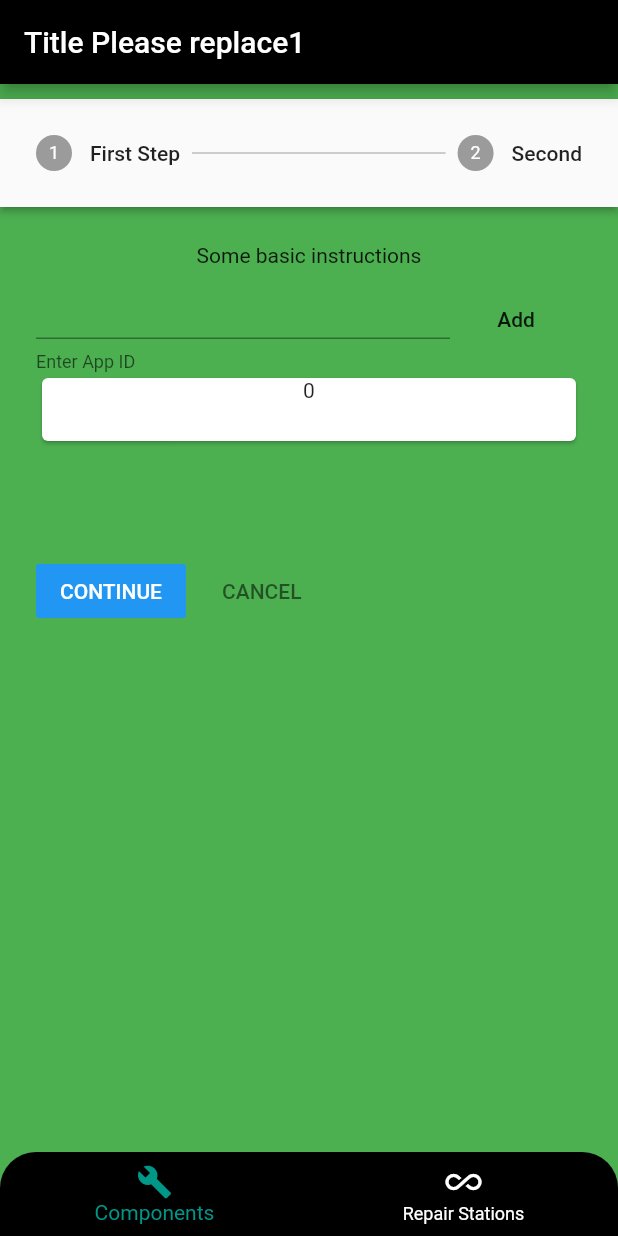
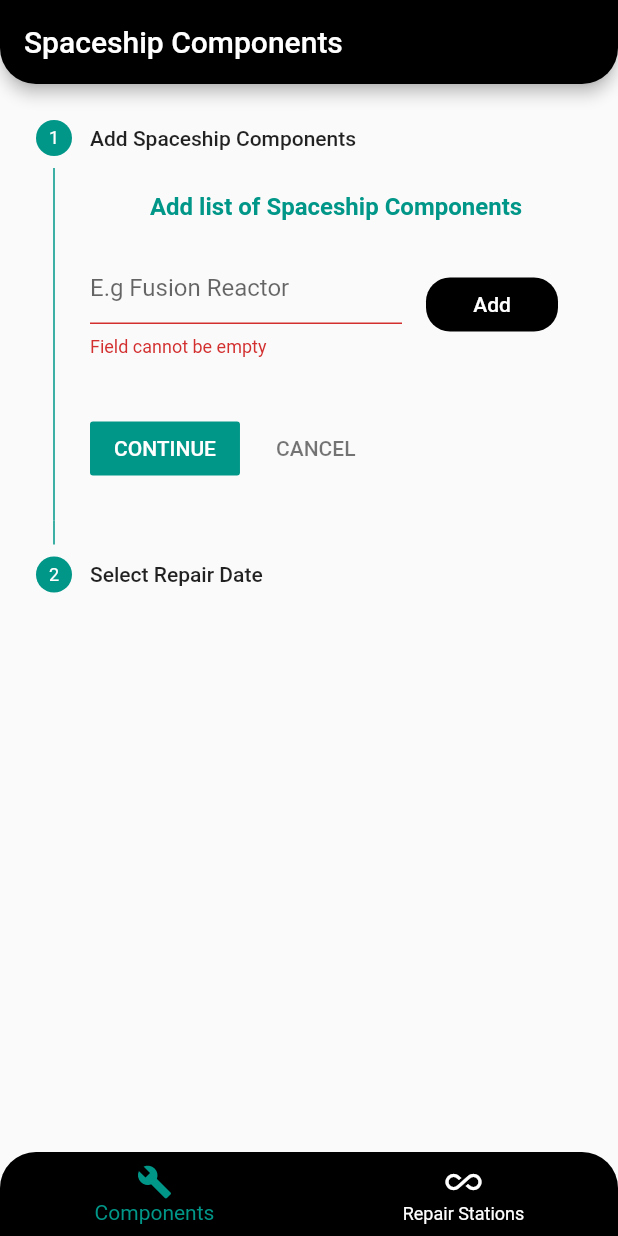
Before and after one commit to BogdanPintilei/SpaceFix, a Flutter app: the screen it shows after launch, after a tap on "Add", on a phone screen of 412 x 824 dp. Run offline on Flutter 3.47's test engine with Material 2 defaults, Android fonts, the phone set to English and light mode, and no system bars; our stand-ins replace flutter_datetime_picker; network calls fail.

Commit message:
Finish Functionality for Spaceship Components Screen

```diff
--- a/lib/AppCustomization/AppConfigurationCatalog.dart
+++ b/lib/AppCustomization/AppConfigurationCatalog.dart
@@ -5,11 +5,12 @@ class AppColors {
   // General App Colors
   static final Color mainBackgroundColor = Colors.white;
   static final Color mainFontColor = Colors.black;
-  static final Color titleFontColor = Colors.white;
+  static final Color titleColor = Colors.white;
   static final Color mainComponentColor = Colors.black;
   static final Color mainBackgroundColorTransparent = Colors.white60;
+  static final Color colouredFontColor = Colors.teal;
   static final Color cellBackgroundColor = Colors.teal;
-
+  static final Color transparent = Colors.transparent;
   // Tab Bar colors
   static final Color tabBarItemColor = Colors.white;
   static final Color selectedTabBarItemColor = Colors.teal;
@@ -17,16 +18,23 @@ class AppColors {
 
 /// Structure which holds general constants used throught the app
 class GeneralConstants {
+  static final double tinyEdgeInset = 2;
   static final double smallEdgeInset = 8;
   static final double mediumEdgeInset = 16;
   static final double genericNavigationButtonWidth =  64;
   static final double smallBorderRadius = 16;
   static final double mediumBorderRadius = 24;
   static final double cardCellEdgeInset = 160;
+  static final double smallButtonSize = 24;
+  static final double datePickerHeight = 240;
+  static final double dateButtonHeight = 48;
+  static final double smallIconSize = 18;
 }
 
 /// Structure which holds font sizes constants used throught the app
 class FontSizes {
+  static final double smallFontSize = 14;
   static final double mediumFontSize = 16;
-  static final double largeFontSize = 32;
+  static final double largeFontSize = 18;
+  static final double hugeFontSize = 32;
 }
--- a/lib/AppCustomization/StringCatalog.dart
+++ b/lib/AppCustomization/StringCatalog.dart
@@ -9,6 +9,16 @@ class MainStringCatalog {
 /// String Catalog used for SpaceshipComponents Widget
 class SpaceshipComponentsStringCatalog {
   static final String componentsWidgetTitle = 'Spaceship Components';
+  static final String step1 = "Add Spaceship Components";
+  static final String step1Instructions = "Add list of Spaceship Components";
+  static final String componentSuccestion = "Spaceship Component Name";
+  static final String step2 = "Select Repair Date";
+  static final String step2Instructions = "Select Date for fixing your spaceship";
+  static final String addComponent = "Add";
+  static final String textFieldHint = "E.g Fusion Reactor";
+  static final String errorText = "Field cannot be empty";
+  static final String emptyDate = "No Date Selected";
+  static final String changeDateButton = "Change";
 }
 
 /// String catalog used for RepairStations Widget
--- a/lib/Models/SpaceshipComponent.dart
+++ b/lib/Models/SpaceshipComponent.dart
@@ -0,0 +1,9 @@
+class SpaceshipComponent {
+
+  final String name;
+
+  //  Initializer
+
+  SpaceshipComponent(this.name);
+
+}
--- a/lib/RepairStations/RepairStationsView/RepairStationsSearchWidget.dart
+++ b/lib/RepairStations/RepairStationsView/RepairStationsSearchWidget.dart
@@ -25,7 +25,7 @@ class _RepairStationsSearchWidgetState extends State<RepairStationsSearchWidget>
       bottomLeft: Radius.circular(GeneralConstants.mediumBorderRadius),
       bottomRight: Radius.circular(GeneralConstants.mediumBorderRadius));
 
-  TextStyle _searchTextSytle = TextStyle(color: AppColors.titleFontColor);
+  TextStyle _searchTextSytle = TextStyle(color: AppColors.titleColor);
 
   // Private methods
 
--- a/lib/RepairStations/RepairStationsView/RepairStationsTableViewWidget.dart
+++ b/lib/RepairStations/RepairStationsView/RepairStationsTableViewWidget.dart
@@ -59,7 +59,7 @@ class _RepairStationTableviewWidgetState extends State<RepairStationTableviewWid
                   Text(
                     station.name,
                     style: TextStyle(
-                      fontSize: FontSizes.largeFontSize,
+                      fontSize: FontSizes.hugeFontSize,
                       fontWeight: FontWeight.bold,
                     ),
                   ),
--- a/lib/RepairStations/RepairStationsView/RepairStationsWidget.dart
+++ b/lib/RepairStations/RepairStationsView/RepairStationsWidget.dart
@@ -85,7 +85,7 @@ class _RepairStationsContentWidgetState
         title: Text(
           RepairStationsStringCatalog.repairStationsWidgetTitle,
           style: TextStyle(
-            color: AppColors.titleFontColor,
+            color: AppColors.titleColor,
           ),
         ),
         actions: <Widget>[_childPopup()],
--- a/lib/RepairStations/RepairStationsViewModel/RepairStationsViewModel.dart
+++ b/lib/RepairStations/RepairStationsViewModel/RepairStationsViewModel.dart
@@ -1,4 +1,4 @@
-import 'package:flutter/cupertino.dart';
+import 'package:flutter/material.dart';
 import 'package:SpaceFix/Models/RepairStation.dart';
 import 'package:SpaceFix/Repository/SpaceFixRepository.dart';
 import 'RepairStationsViewModelInterface.dart';
--- a/lib/SpaceFixMainContainer/SpacefixMainContainer.dart
+++ b/lib/SpaceFixMainContainer/SpacefixMainContainer.dart
@@ -1,3 +1,4 @@
+import 'package:SpaceFix/AppCustomization/AppConfigurationCatalog.dart';
 import 'package:flutter/material.dart';
 import 'package:SpaceFix/SpaceFixMainContainer/TabBarContainer.dart';
 
@@ -7,6 +8,9 @@ class SpaceFixApp extends StatelessWidget {
   Widget build(BuildContext context) {
     return MaterialApp(
       debugShowCheckedModeBanner: false,
+      theme: ThemeData(
+        primarySwatch: AppColors.cellBackgroundColor,
+      ),
       home: TabBarContainerWidget(),
     );
   }
--- a/lib/SpaceFixMainContainer/TabBarContainer.dart
+++ b/lib/SpaceFixMainContainer/TabBarContainer.dart
@@ -22,7 +22,7 @@ class _TabBarContainerWidgetState extends State<TabBarContainerWidget> {
   /// Widget List associated for tab bar items
   static List<Widget> _widgetOptions = <Widget>[
     SpaceshipComponentsWidget(),
-    RepairStationsWidget()
+    ProvidedRepairStationWidget()
   ];
 
   /*
@@ -81,13 +81,25 @@ class _TabBarContainerWidgetState extends State<TabBarContainerWidget> {
   Widget build(BuildContext context) {
     return Scaffold(
       extendBody: true,
-      body: ChangeNotifierProvider<RepairStationsViewModel>(
-        create: (BuildContext context) { return RepairStationsViewModel(); },
-        child: Center(
+      body: Container(
           child: _widgetOptions.elementAt(_selectedIndex),
         ),
-      ),
       bottomNavigationBar: _bottomNavigationBar(),
     );
   }
 }
+
+class ProvidedRepairStationWidget extends StatefulWidget {
+  @override
+  _ProvidedRepairStationWidgetState createState() => _ProvidedRepairStationWidgetState();
+}
+
+class _ProvidedRepairStationWidgetState extends State<ProvidedRepairStationWidget> {
+  @override
+  Widget build(BuildContext context) {
+    return ChangeNotifierProvider<RepairStationsViewModel>(
+        create: (BuildContext context) { return RepairStationsViewModel(); },
+        child: RepairStationsWidget()
+    );
+  }
+}
--- /dev/null
+++ b/lib/SpaceshipComponents/SpaceshipComponentsDateWidget.dart
@@ -0,0 +1,94 @@
+import 'package:SpaceFix/AppCustomization/AppConfigurationCatalog.dart';
+import 'package:SpaceFix/AppCustomization/StringCatalog.dart';
+import 'package:flutter_datetime_picker/flutter_datetime_picker.dart';
+import 'package:flutter/material.dart';
+
+class SpaceshipComponentsDateWidget extends StatefulWidget {
+
+  @override
+  _SpaceshipComponentsDateWidgetState createState() => _SpaceshipComponentsDateWidgetState();
+}
+
+class _SpaceshipComponentsDateWidgetState extends State<SpaceshipComponentsDateWidget> {
+
+  // Private Properties
+
+  String _date = SpaceshipComponentsStringCatalog.emptyDate;
+
+  // Private Methods
+
+  void _showDatePicker() {
+    DatePicker.showDatePicker(context,
+        theme: DatePickerTheme(
+          containerHeight: GeneralConstants.datePickerHeight,
+          headerColor: AppColors.mainComponentColor,
+          itemStyle: TextStyle(color: AppColors.mainComponentColor),
+          doneStyle: TextStyle(
+              color: AppColors.titleColor,
+              fontWeight: FontWeight.bold
+          ),
+          cancelStyle: TextStyle(color: AppColors.titleColor)
+        ),
+        showTitleActions: true,
+        minTime: DateTime(1950, 1, 1),
+        maxTime: DateTime(2050, 12, 31),
+        currentTime: DateTime.now(),
+        locale: LocaleType.en,
+        onConfirm: (date) {
+          _date = '${date.year} - ${date.month} - ${date.day}';
+          setState(() {});
+        },
+    );
+  }
+
+  RaisedButton _buildDateButton() {
+    TextStyle _dateButtonTextStyle = TextStyle(
+        color: AppColors.titleColor,
+        fontWeight: FontWeight.bold,
+        fontSize: FontSizes.largeFontSize
+    );
+
+    return RaisedButton(
+      onPressed: () {
+        _showDatePicker();
+      },
+      color: AppColors.mainComponentColor,
+      shape: RoundedRectangleBorder(
+          borderRadius: BorderRadius.circular(GeneralConstants.smallBorderRadius)
+      ),
+      child: Container(
+        height: GeneralConstants.dateButtonHeight,
+        child: Row(
+          mainAxisAlignment: MainAxisAlignment.spaceBetween,
+          children: <Widget>[
+            Row(
+              children: <Widget>[
+                Icon(
+                  Icons.date_range,
+                  size: GeneralConstants.smallIconSize,
+                  color: AppColors.titleColor,
+                ),
+                Text(
+                  "$_date",
+                  style: _dateButtonTextStyle,
+                )
+              ],
+            ),
+            Text(
+              SpaceshipComponentsStringCatalog.changeDateButton,
+              style: _dateButtonTextStyle,
+            )
+          ],
+        ),
+      ),
+    );
+  }
+
+  // Build
+
+  @override
+  Widget build(BuildContext context) {
+    return  _buildDateButton();
+  }
+
+}
--- /dev/null
+++ b/lib/SpaceshipComponents/SpaceshipComponentsListViewWidget.dart
@@ -0,0 +1,141 @@
+import 'package:SpaceFix/AppCustomization/AppConfigurationCatalog.dart';
+import 'package:SpaceFix/AppCustomization/StringCatalog.dart';
+import 'package:SpaceFix/SpaceshipComponents/SpaceshipComponentsViewModels/SpaceshipComponentsListViewModel.dart';
+import 'package:flutter/material.dart';
+import 'package:provider/provider.dart';
+
+class SpaceshipComponentsListViewWidget extends StatefulWidget {
+  @override
+  _SpaceshipComponentsListViewWidgetState createState() =>
+      _SpaceshipComponentsListViewWidgetState();
+}
+
+class _SpaceshipComponentsListViewWidgetState
+    extends State<SpaceshipComponentsListViewWidget> {
+
+  final _smallBorderRadius = BorderRadius.circular(GeneralConstants.smallBorderRadius);
+  SpaceshipComponentsListViewModelInterface _viewModel;
+  final _textFieldController = TextEditingController();
+
+  // Build  UI elements
+
+  TextField _buildDataInputTextField() {
+    return TextField(
+      decoration: InputDecoration(
+        hintText: SpaceshipComponentsStringCatalog.textFieldHint,
+        errorText:
+            _viewModel.isSpaceshipComponentValid() ? null : SpaceshipComponentsStringCatalog.errorText,
+      ),
+      controller: _textFieldController,
+    );
+  }
+
+  Widget _buildAddButton() {
+    return Container(
+        child: Padding(
+      padding: EdgeInsets.all(GeneralConstants.mediumEdgeInset),
+      child: FlatButton(
+        shape: RoundedRectangleBorder(
+          borderRadius: _smallBorderRadius
+        ),
+        color: AppColors.mainComponentColor,
+        child: Text(
+          SpaceshipComponentsStringCatalog.addComponent,
+          style: TextStyle(color: AppColors.titleColor),
+        ),
+        onPressed: () {
+          _viewModel.addSpaceshipComponentWithName(_textFieldController.text);
+        },
+      ),
+    ));
+  }
+
+  Widget buildComponentCard(BuildContext context, int index) {
+    return Container(
+      child: Card(
+        shape: RoundedRectangleBorder(
+            borderRadius: _smallBorderRadius
+        ),
+        color: AppColors.mainComponentColor,
+        child: Padding(
+          padding: EdgeInsets.fromLTRB(
+              GeneralConstants.mediumEdgeInset,
+              GeneralConstants.tinyEdgeInset,
+              GeneralConstants.smallEdgeInset,
+              GeneralConstants.tinyEdgeInset),
+          child: Container(
+            child: Row(
+              children: <Widget>[
+                Expanded(
+                  child: Text(
+                      _viewModel.componentForIndex(index).name,
+                      style: TextStyle(
+                          color: AppColors.titleColor,
+                          fontSize: FontSizes.mediumFontSize,
+                          fontWeight: FontWeight.bold)),
+                ),
+                MaterialButton(
+                  height: GeneralConstants.smallButtonSize,
+                  minWidth: GeneralConstants.smallButtonSize,
+                  splashColor: AppColors.transparent,
+                  highlightColor: AppColors.transparent,
+                  color: AppColors.transparent,
+                  child: Column(
+                    children: <Widget>[
+                      Icon(
+                        Icons.delete,
+                        color: AppColors.titleColor,
+                      )
+                    ],
+                  ),
+                  onPressed: () => {_viewModel.deleteSpaceshipComponentAtIndex(index)},
+                )
+              ],
+            ),
+          ),
+        ),
+      ),
+    );
+  }
+
+  Widget _buildComponentList() {
+    return ListView.builder(
+        physics: NeverScrollableScrollPhysics(),
+        itemCount: _viewModel.numberOfComponents(),
+        shrinkWrap: true,
+        itemBuilder: (BuildContext context, int index) =>
+            buildComponentCard(context, index));
+  }
+
+  Widget _buildAddSpaceshipComponentSection() {
+    return Row(
+      children: <Widget>[
+        Flexible(
+          child: _buildDataInputTextField(),
+        ),
+        _buildAddButton()
+      ],
+    );
+  }
+
+  // Dispose
+
+  @override
+  void dispose() {
+    super.dispose();
+    _textFieldController.dispose();
+  }
+  // Build
+
+  @override
+  Widget build(BuildContext context) {
+    _viewModel = Provider.of<SpaceshipComponentsListViewModel>(context);
+    return Container(
+        child: Column(
+      children: <Widget>[
+        _buildAddSpaceshipComponentSection(),
+        _buildComponentList(),
+      ],
+    ));
+  }
+}
--- /dev/null
+++ b/lib/SpaceshipComponents/SpaceshipComponentsViewModels/SpaceshipComponentsListViewModel.dart
@@ -0,0 +1,62 @@
+import 'package:SpaceFix/Models/SpaceshipComponent.dart';
+import 'package:flutter/material.dart';
+
+abstract class SpaceshipComponentsListViewModelInterface {
+
+
+  int numberOfComponents();
+
+  SpaceshipComponent componentForIndex(int index);
+
+  addSpaceshipComponentWithName(String name);
+
+  deleteSpaceshipComponentAtIndex(int index);
+
+  bool isSpaceshipComponentValid();
+
+}
+
+class SpaceshipComponentsListViewModel extends ChangeNotifier implements SpaceshipComponentsListViewModelInterface {
+
+  List<SpaceshipComponent> _componentsList = List<SpaceshipComponent>();
+  bool _isInputSpaceshipComonentValid = true;
+
+  bool _validateSpaceshipComponent(String name) {
+    _isInputSpaceshipComonentValid = name.isNotEmpty;
+    return _isInputSpaceshipComonentValid;
+  }
+
+  @override
+  SpaceshipComponent componentForIndex(int index) {
+    if(_componentsList.asMap().containsKey(index)) {
+      return _componentsList[index];
+    }
+  }
+
+  @override
+  addSpaceshipComponentWithName(String name) {
+    if  (_validateSpaceshipComponent(name)) {
+      _componentsList.add(SpaceshipComponent(name));
+    }
+    notifyListeners();
+  }
+
+  @override
+  deleteSpaceshipComponentAtIndex(int index) {
+    if(_componentsList.asMap().containsKey(index)) {
+      _componentsList.removeAt(index);
+      notifyListeners();
+    }
+  }
+
+  @override
+  int numberOfComponents() {
+    return _componentsList.length;
+  }
+
+  @override
+  bool isSpaceshipComponentValid() {
+    return _isInputSpaceshipComonentValid;
+  }
+
+}
--- a/lib/SpaceshipComponents/SpaceshipComponentsWidget.dart
+++ b/lib/SpaceshipComponents/SpaceshipComponentsWidget.dart
@@ -1,147 +1,90 @@
+import 'package:SpaceFix/AppCustomization/AppConfigurationCatalog.dart';
+import 'package:SpaceFix/AppCustomization/StringCatalog.dart';
+import 'package:SpaceFix/SpaceshipComponents/SpaceshipComponentsDateWidget.dart';
+import 'package:SpaceFix/SpaceshipComponents/SpaceshipComponentsListViewWidget.dart';
 import 'package:flutter/material.dart';
-import 'package:flutter_datetime_picker/flutter_datetime_picker.dart';
+import 'package:SpaceFix/SpaceshipComponents/SpaceshipComponentsViewModels/SpaceshipComponentsListViewModel.dart';
+import 'package:provider/provider.dart';
 
 class SpaceshipComponentsWidget extends StatefulWidget {
   @override
-  _SpaceshipComponentsWidgetState createState() => _SpaceshipComponentsWidgetState();
+  _SpaceshipComponentsWidgetState createState() =>
+      _SpaceshipComponentsWidgetState();
 }
 
 class _SpaceshipComponentsWidgetState extends State<SpaceshipComponentsWidget> {
-
-  List<String> components = [];
-  String _date = "Not set";
+  // Private Properties
 
   int _currentStep = 0;
 
-  List<Step> _mySteps() {
+  BorderRadius _tabBarBorderRadius = BorderRadius.vertical(bottom: Radius.circular(24));
+  TextStyle instructionTextStyle = TextStyle(
+    fontSize: FontSizes.mediumFontSize,
+    fontWeight: FontWeight.bold,
+      color: AppColors.colouredFontColor
+  );
+
+  // Private Methods
+
+  AppBar _buildCustomAppBar() {
+    return AppBar(
+        shape: RoundedRectangleBorder(borderRadius: _tabBarBorderRadius),
+        title: Text(
+          SpaceshipComponentsStringCatalog.componentsWidgetTitle,
+          style: TextStyle(
+            color: AppColors.titleColor,
+          ),
+        ),
+        backgroundColor: AppColors.mainComponentColor);
+  }
+
+  Widget _buildCustomStepper() {
+    EdgeInsets marginInsets = EdgeInsets.only(
+        top: GeneralConstants.mediumEdgeInset,
+        bottom: GeneralConstants.mediumEdgeInset
+    );
+
     List<Step> _steps = [
       Step(
-        title: Text('Step 1'),
-        content: TextField(),
-        isActive: _currentStep >= 0,
-      ),
-      Step(
-        title: Text('Step 2'),
-        content: TextField(),
-        isActive: _currentStep >= 1,
-      ),
-    ];
-    return _steps;
-  }
-
-  Widget _typeStep() {
-
-    RaisedButton datebutton = RaisedButton(
-      shape: RoundedRectangleBorder(
-          borderRadius: BorderRadius.circular(5.0)),
-      elevation: 4.0,
-      onPressed: () {
-        DatePicker.showDatePicker(context,
-            theme: DatePickerTheme(
-              containerHeight: 210.0,
-            ),
-            showTitleActions: true,
-            minTime: DateTime(2000, 1, 1),
-            maxTime: DateTime(2022, 12, 31), onConfirm: (date) {
-              print('confirm $date');
-              _date = '${date.year} - ${date.month} - ${date.day}';
-              setState(() {});
-            }, currentTime: DateTime.now(), locale: LocaleType.en);
-      },
-      child: Container(
-        alignment: Alignment.center,
-        height: 50.0,
-        child: Row(
-          mainAxisAlignment: MainAxisAlignment.spaceBetween,
-          children: <Widget>[
-            Row(
-              children: <Widget>[
-                Container(
-                  child: Row(
-                    children: <Widget>[
-                      Icon(
-                        Icons.date_range,
-                        size: 18.0,
-                        color: Colors.teal,
-                      ),
-                      Text(
-                        " $_date",
-                        style: TextStyle(
-                            color: Colors.teal,
-                            fontWeight: FontWeight.bold,
-                            fontSize: 18.0),
-                      ),
-                    ],
-                  ),
-                )
-              ],
-            ),
-            Text(
-              " Change",
-              style: TextStyle(
-                  color: Colors.teal,
-                  fontWeight: FontWeight.bold,
-                  fontSize: 18.0),
-            ),
-          ],
-        ),
-      ),
-      color: Colors.white,
-    );
-
-    final myController = TextEditingController();
-    TextField componentTextField = TextField(
-      decoration: const InputDecoration(helperText: "Enter App ID"),
-      style: Theme.of(context).textTheme.body1,
-      controller: myController,
-    );
-    List<Step> _steps = [
-      Step(
-        title: Text("First Step"),
+          isActive: true,
+          title: Text(SpaceshipComponentsStringCatalog.step1),
           content: Container(
               child: Column(
                   children: <Widget>[
-              Text("Some basic instructions"),
-              Row(
-                children: <Widget>[
-                   Flexible(
-                    child:  componentTextField,
+                    Text(
+                      SpaceshipComponentsStringCatalog.step1Instructions,
+                      style: instructionTextStyle,
                     ),
-                  FlatButton(
-                    child: Text(
-                      "Add"
-                    ),
-                    onPressed: () {
-                      setState(() {
-                        components.add(myController.text);
-                      });
-                    },
+                    Container(
+                      margin: marginInsets,
+                        child: ProvidedSpaceshipComponentsTableViewWidget()
                     )
-                ],
-              ),
-              _componentList(),
-            ],
+                  ]
               )
           )
       ),
       Step(
-        title: Text("Second"),
+        isActive: true,
+        title: Text(SpaceshipComponentsStringCatalog.step2),
         content: Container(
           child: Column(
             children: <Widget>[
-              Text("Some basic instructions)"),
-              datebutton
+              Text(
+                SpaceshipComponentsStringCatalog.step2Instructions,
+                style: instructionTextStyle,
+              ),
+              Container(
+                margin: marginInsets,
+                  child: SpaceshipComponentsDateWidget()
+              )
             ],
           ),
         ),
-
       ),
     ];
-    return Container(
-      margin: EdgeInsets.only(top: 10),
-      color: Colors.transparent,
-      child: Stepper(
-        type: StepperType.horizontal,
+
+    return Stepper(
+      type: StepperType.vertical,
       currentStep: _currentStep,
       steps: _steps,
       onStepTapped: (step) {
@@ -151,8 +94,8 @@ class _SpaceshipComponentsWidgetState extends State<SpaceshipComponentsWidget> {
       },
       onStepContinue: () {
         setState(() {
-          if(_currentStep < _steps.length - 1) {
-            _currentStep += 1;
+          if (_currentStep < _steps.length - 1) {
+            _currentStep++;
           } else {
             _currentStep = 0;
           }
@@ -160,57 +103,41 @@ class _SpaceshipComponentsWidgetState extends State<SpaceshipComponentsWidget> {
       },
       onStepCancel: () {
         setState(() {
-            if(_currentStep > 0) {
-              _currentStep = _currentStep -1;
+          if (_currentStep > 0) {
+            _currentStep--;
           } else {
             _currentStep = 0;
           }
         });
       },
-      ),
     );
   }
 
-    Widget buildComponentCard(BuildContext context, int index) {
-      return Container(
-        height: 50,
-        child: Card(
-          child: Container(
-            child: Column(
-              children: <Widget>[
-                Text(index.toString()),
-                Text(components[index])
-              ],
-            ),
-          ),
-        ),
+  // Build
+
+  @override
+  Widget build(BuildContext context) {
+    return Scaffold(
+        appBar: _buildCustomAppBar(),
+        body: Container(
+          child: _buildCustomStepper(),
+        )
     );
   }
 
-    Widget _componentList() {
-      return ListView.builder(
-          itemCount: components.length,
-          shrinkWrap: true,
-          itemBuilder: (BuildContext context, int index) => buildComponentCard(context, index)
-      );
 }
+
+class ProvidedSpaceshipComponentsTableViewWidget extends StatefulWidget {
+  @override
+  _ProvidedSpaceshipComponentsTableViewWidgetState createState() => _ProvidedSpaceshipComponentsTableViewWidgetState();
+}
+
+class _ProvidedSpaceshipComponentsTableViewWidgetState extends State<ProvidedSpaceshipComponentsTableViewWidget> {
   @override
   Widget build(BuildContext context) {
-      return Scaffold(
-          appBar: AppBar(
-            title: Text(
-              "Title Please replace1",
-              style: TextStyle(
-                color: Colors.white,
-              ),
-            ),
-            backgroundColor: Colors.black,
-          ),
-          backgroundColor: Colors.green,
-
-          body: Container(
-            child: _typeStep(),
-      )
+    return ChangeNotifierProvider<SpaceshipComponentsListViewModel>(
+        create: (BuildContext context) { return SpaceshipComponentsListViewModel(); },
+        child: SpaceshipComponentsListViewWidget()
     );
   }
 }
```
Lines whose indentation alone changed are shown as unchanged.
